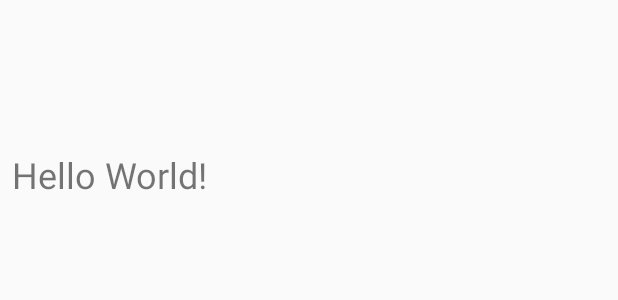
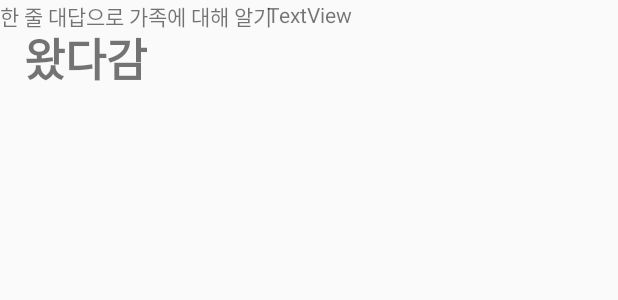
Before and after one commit to minjung0067/Juang_juang, an Android app: the layout activity_main.xml on its own in the app's theme, with its tools: preview values and no code run, on a phone screen of 412 x 824 dp. Shown: the top 300 px of the screen. Run offline under Robolectric (Android 15) with nearby library versions, the phone set to English and light mode, and no system bars.

Commit message:
splash screen

```diff
--- a/app/src/main/res/layout/activity_main.xml
+++ b/app/src/main/res/layout/activity_main.xml
@@ -1,5 +1,6 @@
 <?xml version="1.0" encoding="utf-8"?>
-<LinearLayout xmlns:android="http://schemas.android.com/apk/res/android"
+<androidx.constraintlayout.widget.ConstraintLayout
+    xmlns:android="http://schemas.android.com/apk/res/android"
     xmlns:app="http://schemas.android.com/apk/res-auto"
     xmlns:tools="http://schemas.android.com/tools"
     android:layout_width="match_parent"
@@ -7,16 +8,38 @@
     tools:context="com.example.persimmon_tree_proj.MainActivity">
 
     <TextView
-        android:id="@+id/textView1"
+        android:id="@+id/title_text"
         android:layout_width="wrap_content"
         android:layout_height="wrap_content"
-        android:layout_marginLeft="8dp"
-        android:layout_marginTop="100dp"
-        android:layout_marginRight="8dp"
-        android:text="Hello World!"
-        android:textSize="24sp"
-        app:layout_constraintLeft_toLeftOf="parent"
-        app:layout_constraintRight_toRightOf="parent"
+        android:layout_marginStart="8dp"
+        android:layout_marginTop="16dp"
+        android:layout_marginEnd="8dp"
+        android:layout_weight="1"
+        android:text="왔다감"
+        android:textSize="30sp"
+        android:textStyle="bold"
+        app:layout_constraintEnd_toEndOf="parent"
+        app:layout_constraintHorizontal_bias="0.025"
+        app:layout_constraintStart_toStartOf="parent"
         app:layout_constraintTop_toTopOf="parent" />
 
-</LinearLayout>
+    <TextView
+        android:id="@+id/textView7"
+        android:layout_width="wrap_content"
+        android:layout_height="wrap_content"
+        android:text="한 줄 대답으로 가족에 대해 알기"
+        tools:layout_editor_absoluteX="17dp"
+        tools:layout_editor_absoluteY="62dp" />
+
+    <TextView
+        android:id="@+id/question_text"
+        android:layout_width="wrap_content"
+        android:layout_height="wrap_content"
+        android:layout_marginStart="8dp"
+        android:layout_marginEnd="8dp"
+        android:text="TextView"
+        app:layout_constraintEnd_toEndOf="parent"
+        app:layout_constraintStart_toStartOf="parent"
+        tools:layout_editor_absoluteY="129dp" />
+
+</androidx.constraintlayout.widget.ConstraintLayout>
```
